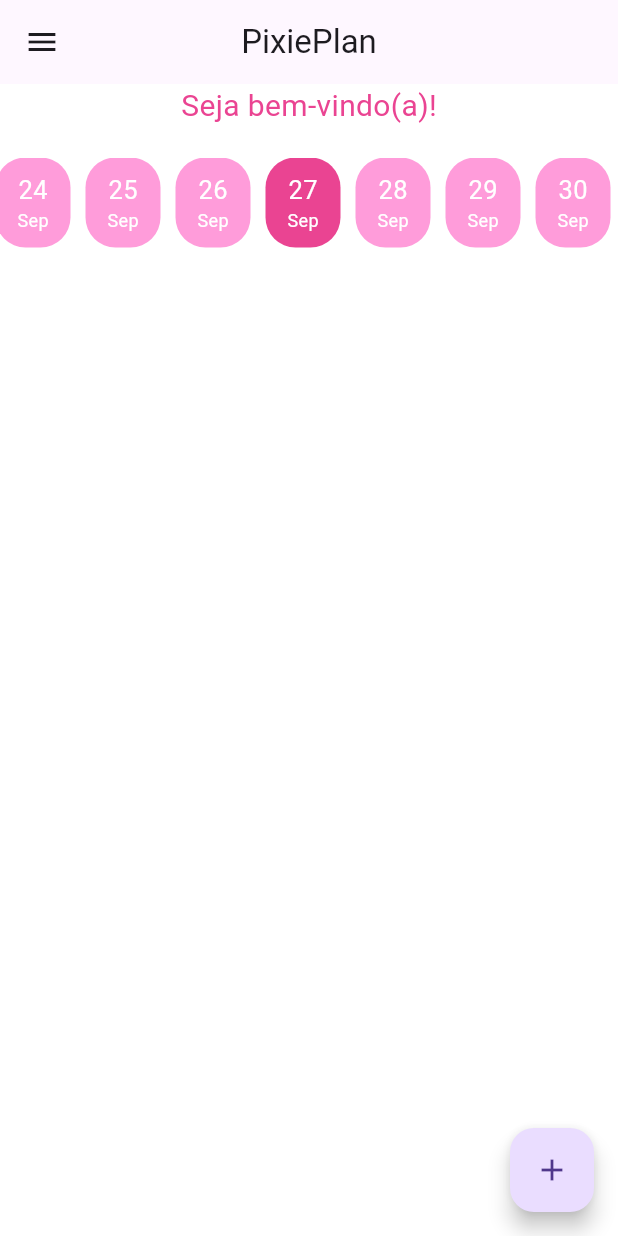
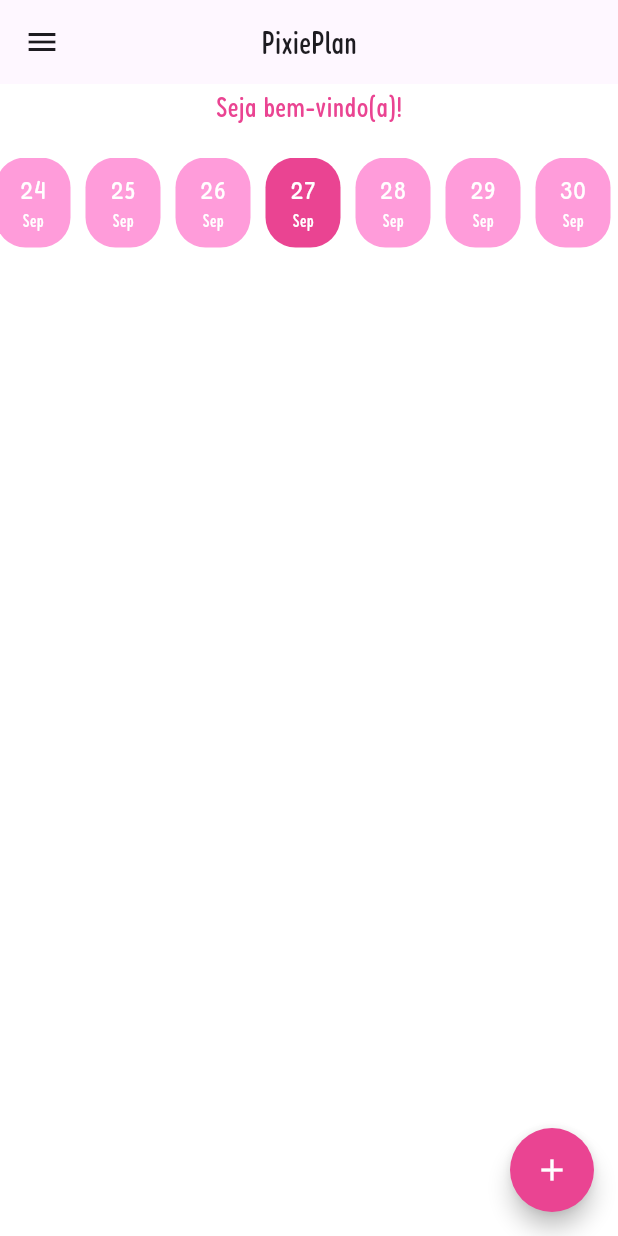
Before and after one commit to Debsmmaia/PixiePlan, a Flutter app: the screen it shows after launch, on a phone screen of 412 x 824 dp. Run offline on Flutter 3.47's test engine with Material 3 defaults, Android fonts, the phone set to English and light mode, and no system bars.

Commit message:
Atualização da fonte

```diff
--- a/lib/main.dart
+++ b/lib/main.dart
@@ -13,6 +13,7 @@ class MyApp extends StatelessWidget {
       theme: ThemeData(
         primaryColor: Color(0xFFFFB2C1), // Rosa Claro
         scaffoldBackgroundColor: Colors.white, // Fundo Branco
+        fontFamily: 'Fredoka',
       ),
       home: const MyHomePage(title: 'PixiePlan'),
     );
@@ -79,11 +80,14 @@ class _MyHomePageState extends State<MyHomePage> {
       body: page,
       floatingActionButton: FloatingActionButton(
         onPressed: () {
-          // Navega para a nova página quando o botão é pressionado
+          //Página de criação de tarefa
           Navigator.of(context).push(
             MaterialPageRoute(builder: (context) => const NewPage()),
           );
         },
+        backgroundColor: Color(0xffea4492),
+        foregroundColor: Colors.white,
+        shape: const CircleBorder(),
         child: const Icon(Icons.add), // Ícone de "Adicionar"
       ),
     );
```
Also changed, not shown: pubspec.yaml (+5 -7 lines), assets/fonts/Fredoka_Condensed-Regular.ttf (added).
